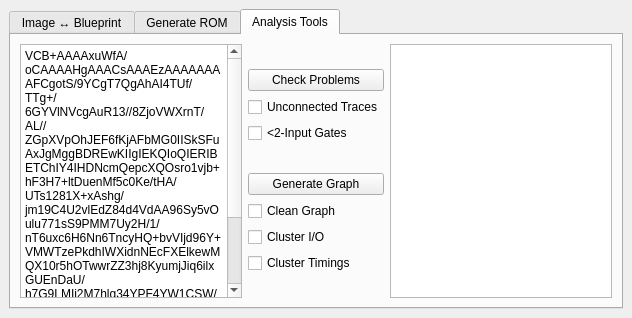
The window that mainwindow.ui (JC3/vcbtool) describes before a commit, drawn with Qt 5.
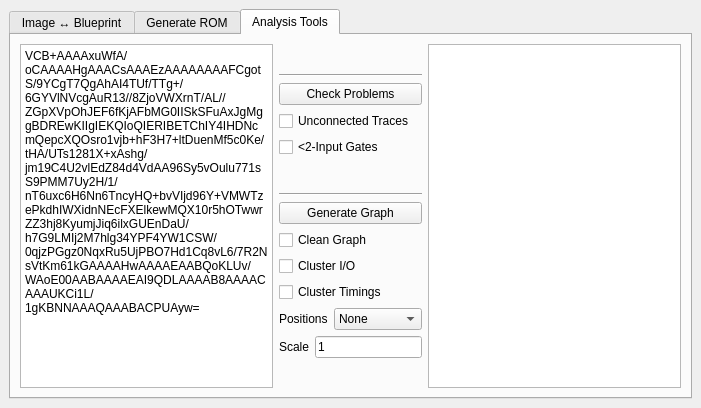
The same window after the commit.

Commit message: position in graphviz nodes

What changed in the file:
```diff
--- a/mainwindow.ui
+++ b/mainwindow.ui
@@ -6,8 +6,8 @@
    <rect>
     <x>0</x>
     <y>0</y>
-    <width>632</width>
-    <height>318</height>
+    <width>701</width>
+    <height>408</height>
    </rect>
   </property>
   <property name="windowTitle">
@@ -355,6 +355,13 @@
             </property>
            </spacer>
           </item>
+          <item>
+           <widget class="Line" name="line">
+            <property name="orientation">
+             <enum>Qt::Horizontal</enum>
+            </property>
+           </widget>
+          </item>
           <item>
            <widget class="QPushButton" name="btnNetlistCheck">
             <property name="text">
@@ -389,6 +396,13 @@
             </property>
            </spacer>
           </item>
+          <item>
+           <widget class="Line" name="line_2">
+            <property name="orientation">
+             <enum>Qt::Horizontal</enum>
+            </property>
+           </widget>
+          </item>
           <item>
            <widget class="QPushButton" name="btnNetlistGraph">
             <property name="text">
@@ -417,6 +431,66 @@
             </property>
            </widget>
           </item>
+          <item>
+           <layout class="QHBoxLayout" name="horizontalLayout_3">
+            <item>
+             <widget class="QLabel" name="label_2">
+              <property name="sizePolicy">
+               <sizepolicy hsizetype="Maximum" vsizetype="Preferred">
+                <horstretch>0</horstretch>
+                <verstretch>0</verstretch>
+               </sizepolicy>
+              </property>
+              <property name="text">
+               <string>Positions</string>
+              </property>
+             </widget>
+            </item>
+            <item>
+             <widget class="QComboBox" name="cbPositions">
+              <item>
+               <property name="text">
+                <string>None</string>
+               </property>
+              </item>
+              <item>
+               <property name="text">
+                <string>Absolute</string>
+               </property>
+              </item>
+              <item>
+               <property name="text">
+                <string>Suggested</string>
+               </property>
+              </item>
+             </widget>
+            </item>
+           </layout>
+          </item>
+          <item>
+           <layout class="QHBoxLayout" name="horizontalLayout_4">
+            <item>
+             <widget class="QLabel" name="label_7">
+              <property name="sizePolicy">
+               <sizepolicy hsizetype="Maximum" vsizetype="Preferred">
+                <horstretch>0</horstretch>
+                <verstretch>0</verstretch>
+               </sizepolicy>
+              </property>
+              <property name="text">
+               <string>Scale</string>
+              </property>
+             </widget>
+            </item>
+            <item>
+             <widget class="QLineEdit" name="txtPosScale">
+              <property name="text">
+               <string>1</string>
+              </property>
+             </widget>
+            </item>
+           </layout>
+          </item>
           <item>
            <spacer name="verticalSpacer_4">
             <property name="orientation">
```
The commit also changes 3 other files.
